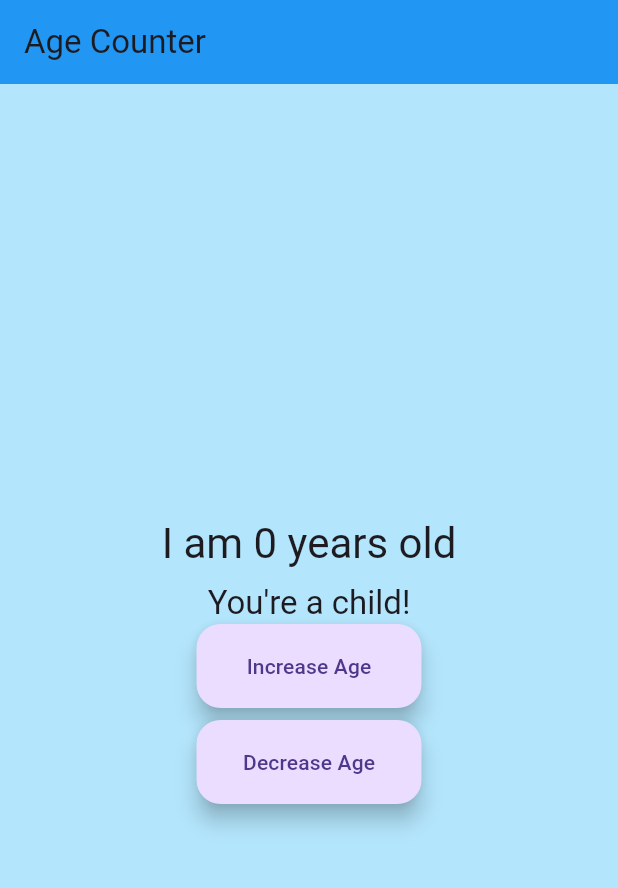
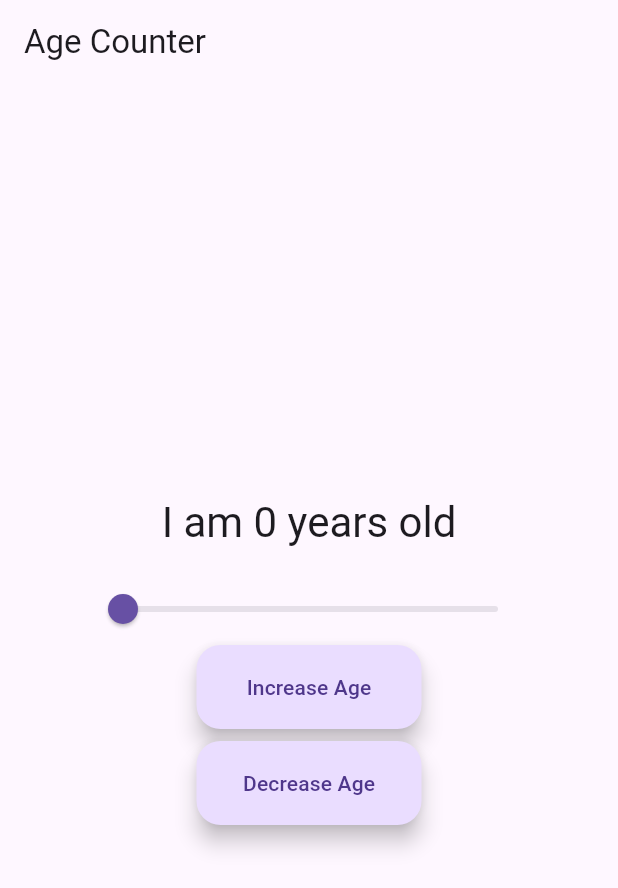
Before and after one commit to Mclovin7291/Counter-App, a Flutter app: the screen it shows after launch, after a tap on "Increase Age", after a tap on "Decrease Age", on a phone screen of 412 x 824 dp. Shown: the top 888 px of the screen. Run offline on Flutter 3.47's test engine with Material 3 defaults, Android fonts, the phone set to English and light mode, and no system bars; missing offline and left inert: window_size.

```diff
--- a/lib/main.dart
+++ b/lib/main.dart
@@ -98,20 +98,35 @@ class MyApp extends StatelessWidget {
   }
 }
 
-class MyHomePage extends StatelessWidget {
+class MyHomePage extends StatefulWidget {
   const MyHomePage({super.key});
+
+  @override
+  State<MyHomePage> createState() => _MyHomePageState();
+}
+
+class _MyHomePageState extends State<MyHomePage> {
+  int age = 0;
+
+  void increment() {
+    setState(() {
+      age++;
+    });
+  }
+
+  void decrement() {
+    setState(() {
+      if (age > 0) age--;
+    });
+  }
 
   @override
   Widget build(BuildContext context) {
     return Scaffold(
       appBar: AppBar(
         title: const Text('Age Counter'),
-        backgroundColor: Colors.blue,
       ),
-      body: Consumer<Counter>(
-        builder: (context, counter, child) => Container(
-          color: counter.getBackgroundColor(),
-          child: Center(
+      body: Center(
         child: Column(
           mainAxisAlignment: MainAxisAlignment.center,
           children: [
@@ -119,13 +134,24 @@ class MyHomePage extends StatelessWidget {
               mainAxisAlignment: MainAxisAlignment.center,
               children: [
                 Text(
-                      'I am ${counter.age} years old',
+                  'I am $age years old',
                   style: Theme.of(context).textTheme.headlineMedium,
                 ),
-                    const SizedBox(height: 8),
-                    Text(
-                      counter.getMessage(),
-                      style: Theme.of(context).textTheme.titleLarge,
+                const SizedBox(height: 16),
+                SizedBox(
+                  width: 300,
+                  child: Slider(
+                    value: age.toDouble(),
+                    min: 0,
+                    max: 100,
+                    divisions: 100,
+                    label: age.toString(),
+                    onChanged: (double value) {
+                      setState(() {
+                        age = value.round();
+                      });
+                    },
+                  ),
                 ),
               ],
             ),
@@ -136,7 +162,7 @@ class MyHomePage extends StatelessWidget {
                 SizedBox(
                   width: 150,
                   child: FloatingActionButton(
-                        onPressed: () => context.read<Counter>().increment(),
+                    onPressed: increment,
                     tooltip: 'Increment',
                     child: const Text('Increase Age'),
                   ),
@@ -145,7 +171,7 @@ class MyHomePage extends StatelessWidget {
                 SizedBox(
                   width: 150,
                   child: FloatingActionButton(
-                        onPressed: () => context.read<Counter>().decrement(),
+                    onPressed: decrement,
                     tooltip: 'Decrement',
                     child: const Text('Decrease Age'),
                   ),
@@ -155,8 +181,6 @@ class MyHomePage extends StatelessWidget {
           ],
         ),
       ),
-        ),
-      ),
     );
   }
 }
```
Lines whose indentation alone changed are shown as unchanged.
